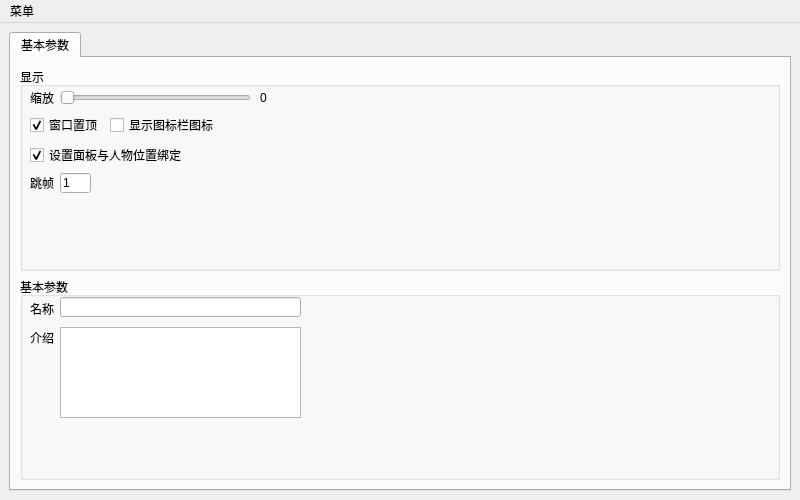
Before: the Qt Designer form UI/Setbox.ui in Cardinal-Designer/show, drawn with Qt 5.
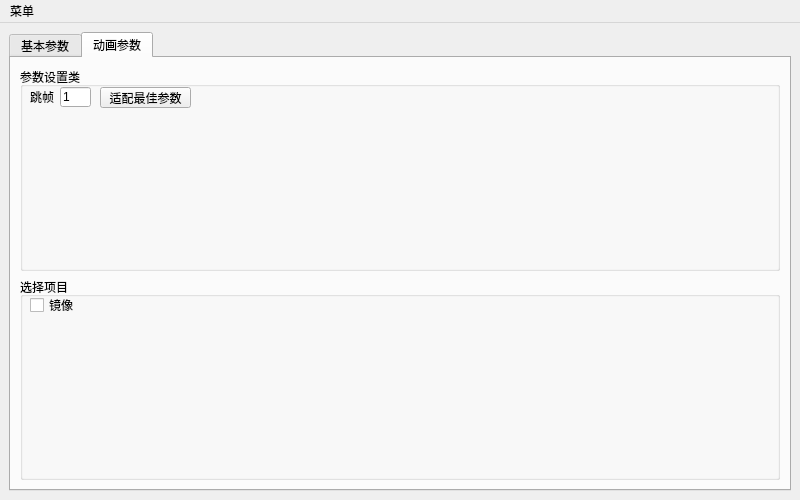
After: the same form once the commit is applied. The open tabs and pages were chosen to show the change.

Commit message: 增加自动适配图包fps进行跳帧的功能

```diff
--- a/UI/Setbox.ui
+++ b/UI/Setbox.ui
@@ -27,7 +27,7 @@
   </property>
   <widget class="QWidget" name="centralwidget">
    <layout class="QGridLayout" name="gridLayout">
-    <item row="0" column="0">
+    <item row="0" column="1">
      <widget class="QTabWidget" name="tabWidget">
       <property name="currentIndex">
        <number>0</number>
@@ -141,47 +141,12 @@
             <bool>true</bool>
            </property>
           </widget>
-          <widget class="QLabel" name="Skip_frame_label">
-           <property name="geometry">
-            <rect>
-             <x>10</x>
-             <y>106</y>
-             <width>31</width>
-             <height>20</height>
-            </rect>
-           </property>
-           <property name="text">
-            <string>跳帧</string>
-           </property>
-          </widget>
-          <widget class="QLineEdit" name="Skip_frame_lineEdit">
-           <property name="geometry">
-            <rect>
-             <x>40</x>
-             <y>106</y>
-             <width>31</width>
-             <height>20</height>
-            </rect>
-           </property>
-           <property name="toolTip">
-            <string>更改单帧休眠时间来跳帧（此处填写的是原fps单帧休眠时间的倍数）（不要得寸进尺）</string>
-           </property>
-           <property name="statusTip">
-            <string/>
-           </property>
-           <property name="text">
-            <string>1</string>
-           </property>
-           <property name="placeholderText">
-            <string/>
-           </property>
-          </widget>
          </widget>
         </item>
         <item>
          <widget class="QGroupBox" name="groupBox_2">
           <property name="title">
-           <string>基本参数</string>
+           <string>图包参数</string>
           </property>
           <widget class="QLineEdit" name="Name_show">
            <property name="geometry">
@@ -225,7 +190,7 @@
              <x>40</x>
              <y>50</y>
              <width>241</width>
-             <height>91</height>
+             <height>141</height>
             </rect>
            </property>
            <property name="plainText">
@@ -239,6 +204,95 @@
         </item>
        </layout>
       </widget>
+      <widget class="QWidget" name="Animation_tab">
+       <attribute name="title">
+        <string>动画参数</string>
+       </attribute>
+       <layout class="QVBoxLayout" name="verticalLayout_2">
+        <item>
+         <widget class="QGroupBox" name="AnimationValueSet_groupBox">
+          <property name="title">
+           <string>参数设置类</string>
+          </property>
+          <widget class="QLineEdit" name="Skip_frame_lineEdit">
+           <property name="geometry">
+            <rect>
+             <x>40</x>
+             <y>20</y>
+             <width>31</width>
+             <height>20</height>
+            </rect>
+           </property>
+           <property name="toolTip">
+            <string>更改单帧休眠时间来跳帧（此处填写的是原fps单帧休眠时间的倍数）（不要得寸进尺）</string>
+           </property>
+           <property name="statusTip">
+            <string/>
+           </property>
+           <property name="styleSheet">
+            <string notr="true">QLineEdit{qproperty-alignment:AlignHCenter;}
+</string>
+           </property>
+           <property name="text">
+            <string>1</string>
+           </property>
+           <property name="placeholderText">
+            <string/>
+           </property>
+          </widget>
+          <widget class="QLabel" name="Skip_frame_label">
+           <property name="geometry">
+            <rect>
+             <x>10</x>
+             <y>20</y>
+             <width>31</width>
+             <height>20</height>
+            </rect>
+           </property>
+           <property name="text">
+            <string>跳帧</string>
+           </property>
+          </widget>
+          <widget class="QPushButton" name="Skip_frame_pushButton">
+           <property name="geometry">
+            <rect>
+             <x>80</x>
+             <y>20</y>
+             <width>91</width>
+             <height>21</height>
+            </rect>
+           </property>
+           <property name="text">
+            <string>适配最佳参数</string>
+           </property>
+          </widget>
+         </widget>
+        </item>
+        <item>
+         <widget class="QGroupBox" name="AnimationChoicegroupBox">
+          <property name="title">
+           <string>选择项目</string>
+          </property>
+          <widget class="QCheckBox" name="Animation_Mirror_checkBox">
+           <property name="geometry">
+            <rect>
+             <x>10</x>
+             <y>20</y>
+             <width>51</width>
+             <height>16</height>
+            </rect>
+           </property>
+           <property name="text">
+            <string>镜像</string>
+           </property>
+           <property name="checked">
+            <bool>false</bool>
+           </property>
+          </widget>
+         </widget>
+        </item>
+       </layout>
+      </widget>
      </widget>
     </item>
    </layout>
```
Left out of the diff: 48 changed lines with no effect on the pictures. The commit also changes 2 other files.
